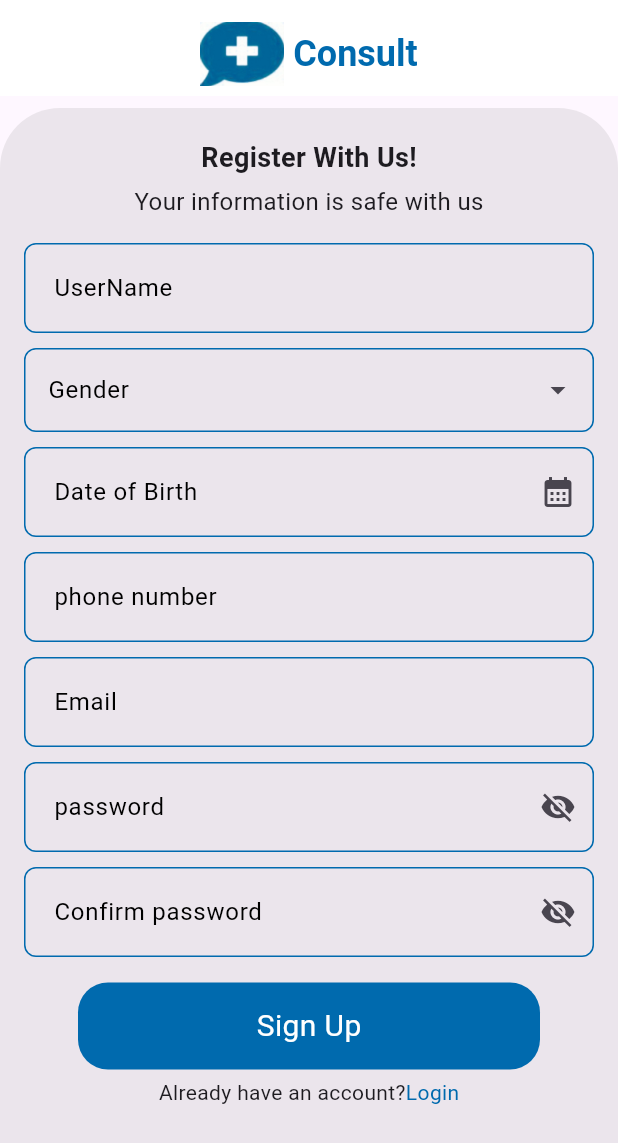
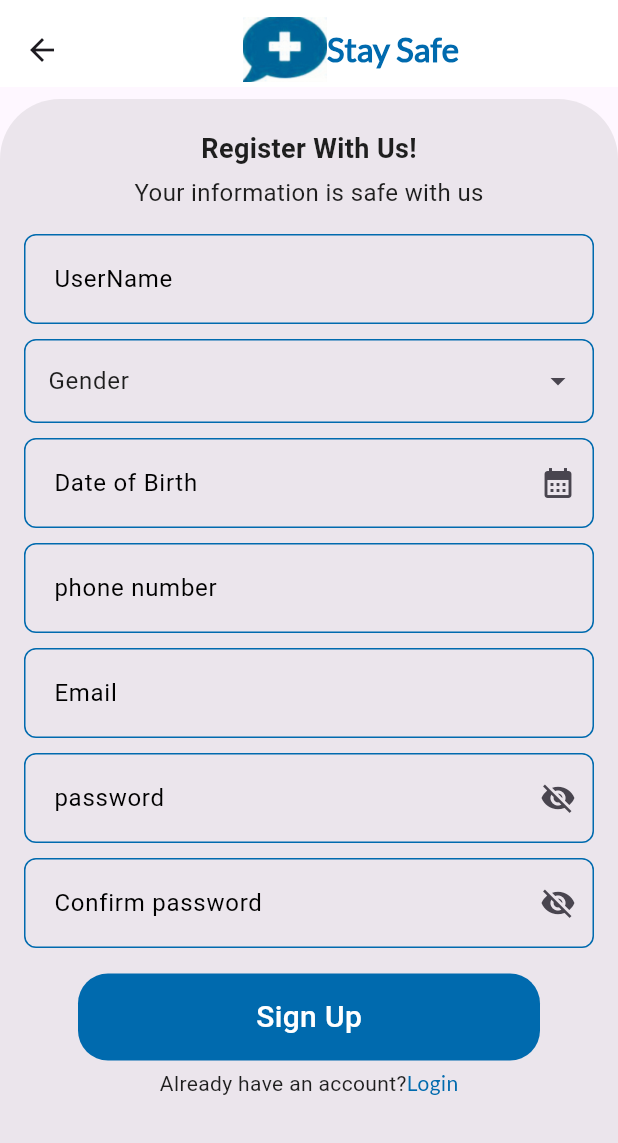
Before and after one commit to khaled365-code/oral_cancer_detection_app, a Flutter app: the LoginPage screen opened by its route, after a tap on "Login", after a tap on "Sign Up", on a phone screen of 412 x 824 dp. Shown: the top 1143 px of the screen. Run offline on Flutter 3.47's test engine with Material 3 defaults, Android fonts, the phone set to English and light mode, and no system bars; our stand-ins replace cached_network_image, dio, font_awesome_flutter, lottie, pinput; network calls fail.

Commit message:
adding text styles ,some refactors

```diff
--- a/lib/core/utilis/app_text_styles.dart
+++ b/lib/core/utilis/app_text_styles.dart
@@ -27,13 +27,13 @@ class AppTextStyles
   static const TextStyle font15 = TextStyle(
       fontSize: 15,
       // fontFamily: 'lato',
-      fontWeight: FontWeight.bold,
+      fontWeight: FontWeight.normal,
       color: AppColors.black);
 
   static const TextStyle font16 = TextStyle(
       fontSize: 16,
       // fontFamily: 'lato',
-      fontWeight: FontWeight.bold,
+      fontWeight: FontWeight.normal,
       color: AppColors.black);
   static const TextStyle font17 = TextStyle(
       fontSize: 17,
@@ -44,11 +44,13 @@ class AppTextStyles
   static const TextStyle font18 = TextStyle(
       fontSize: 18,
       // fontFamily: 'lato',
-      fontWeight: FontWeight.w600,
+      //bold
+      fontWeight: FontWeight.w700,
       color: AppColors.black);
 
   static const TextStyle font20 = TextStyle(
       fontSize: 20,
+      //bold
       fontWeight: FontWeight.w700,
       // fontFamily: 'lato',
       color: AppColors.black);
--- a/lib/core/widgets/custom_app_bar.dart
+++ b/lib/core/widgets/custom_app_bar.dart
@@ -21,10 +21,10 @@ class CustomAppBar extends StatelessWidget {
   Widget build(BuildContext context) {
     return AppBar(
         backgroundColor: AppColors.white,
-        systemOverlayStyle: SystemUiOverlayStyle(
+        systemOverlayStyle:const SystemUiOverlayStyle(
             statusBarColor: AppColors.white
         ),
-        leading: IconButton(icon: Icon(Icons.arrow_back_ios_new,size: 20,color: AppColors.black,),onPressed: (){Navigator.pop(context);}),
+        leading: IconButton(icon:const Icon(Icons.arrow_back_ios_new,size: 20,color: AppColors.black,),onPressed: (){Navigator.pop(context);}),
         title: Text(title,style: AppTextStyles.font20.copyWith(color: AppColors.black),),
         centerTitle: true);
   }
--- a/lib/core/widgets/custom_button.dart
+++ b/lib/core/widgets/custom_button.dart
@@ -1,5 +1,6 @@
 import 'package:flutter/material.dart';
 import 'package:graduation_project/core/utilis/app_colors.dart';
+import 'package:graduation_project/core/utilis/app_text_styles.dart';
 
 class CustomButton extends StatelessWidget {
   CustomButton({super.key , required this.buttonText , this.onTap});
@@ -20,7 +21,9 @@ class CustomButton extends StatelessWidget {
         width:308,
         height:58,
         child: Center(child: Text(buttonText,
-          style:const TextStyle(color: Colors.white,fontSize: 20),
+          style:AppTextStyles.font20.copyWith(
+              color: AppColors.white,
+              fontWeight: FontWeight.w500),
         ),
         ),
       ),
--- a/lib/core/widgets/custom_text_button.dart
+++ b/lib/core/widgets/custom_text_button.dart
@@ -1,5 +1,6 @@
 import 'package:flutter/material.dart';
 import 'package:graduation_project/core/utilis/app_colors.dart';
+import 'package:graduation_project/core/utilis/app_text_styles.dart';
 
 class CustomTextButton extends StatelessWidget {
   CustomTextButton({super.key , required this.textState ,required this.onPressed,this.bIcon});
@@ -29,7 +30,9 @@ class CustomTextButton extends StatelessWidget {
         child: Row(
           children: [
             Text(textState ,
-              style:const TextStyle(fontSize:16, color: Colors.white) ,
+              style:AppTextStyles.font16.copyWith(
+                  color: AppColors.white,
+                 fontWeight: FontWeight.w500) ,
             ),
             const SizedBox(width: 4),
             if (bIcon != null) bIcon!,
--- a/lib/core/widgets/custom_textformfield.dart
+++ b/lib/core/widgets/custom_textformfield.dart
@@ -12,6 +12,7 @@ class CustomTextFormField extends StatefulWidget {
     this.prefixIcon,
     this.inputType,
     this.onChangeee,
+    this.readOnly=false,
   }) : super(key: key);
 
   final String? labelText;
@@ -22,6 +23,7 @@ class CustomTextFormField extends StatefulWidget {
   final Icon? prefixIcon;
   final TextInputType? inputType;
   final Function(String)? onChangeee;
+  final bool readOnly;
 
   @override
   State<CustomTextFormField>  createState() => _CustomTextFormFieldState();
@@ -31,6 +33,7 @@ class _CustomTextFormFieldState extends State<CustomTextFormField> {
   @override
   Widget build(BuildContext context) {
     return TextFormField(
+      readOnly: widget.readOnly,
       controller: widget.controller,
       validator: (value) {
         if (value == null || value.isEmpty) {
--- a/lib/core/widgets/row_title.dart
+++ b/lib/core/widgets/row_title.dart
@@ -1,6 +1,7 @@
 import 'package:flutter/material.dart';
 import 'package:graduation_project/core/utilis/app_assets.dart';
 import 'package:graduation_project/core/utilis/app_colors.dart';
+import 'package:graduation_project/core/utilis/app_text_styles.dart';
 import 'package:graduation_project/core/widgets/custom_container.dart';
 
 class RowTitle extends StatelessWidget {
@@ -10,17 +11,16 @@ class RowTitle extends StatelessWidget {
 
   @override
   Widget build(BuildContext context) {
-    return const Row(
+    return Row(
       mainAxisAlignment: MainAxisAlignment.center,
       children: [
-        CustomContainer(conHeight:43,conWidth:56,conImage:AppAssets.plus),
+        const  CustomContainer(conHeight:43,conWidth:56,conImage:AppAssets.plus),
         Text(
-          ' Consult',
+          'Stay Safe',
           textAlign: TextAlign.center,
-          style: TextStyle(
-            fontSize: 24,
-            fontWeight: FontWeight.bold,
-            color: AppColors.primary,
+          style:AppTextStyles.font22.copyWith(
+              color: AppColors.primary,
+              fontFamily: 'lato',
           ),
         ),
       ],
--- /dev/null
+++ b/lib/features/auth/presentation/views/componants/custom_form_appbar.dart
@@ -0,0 +1,23 @@
+import 'package:flutter/material.dart';
+import 'package:flutter/services.dart';
+import 'package:graduation_project/core/utilis/app_colors.dart';
+import 'package:graduation_project/core/widgets/row_title.dart';
+
+class CustomFormAppBar extends StatelessWidget {
+  const CustomFormAppBar({
+    super.key,
+  });
+
+  @override
+  Widget build(BuildContext context) {
+    return AppBar(
+      systemOverlayStyle:const SystemUiOverlayStyle(
+          statusBarColor: AppColors.white
+      ),
+      elevation: 0,
+      backgroundColor: AppColors.background,
+      title: const RowTitle(),
+      titleSpacing: 0,
+    );
+  }
+}
--- /dev/null
+++ b/lib/features/auth/presentation/views/componants/custom_form_container.dart
@@ -0,0 +1,25 @@
+import 'package:flutter/material.dart';
+
+class CustomFormContainer extends StatelessWidget {
+  const CustomFormContainer({super.key, required this.child});
+
+  final Widget child;
+
+  @override
+  Widget build(BuildContext context) {
+    return Center(
+      child: Container(
+        height: double.infinity,
+        width: double.infinity,
+        decoration: BoxDecoration(
+          color: Colors.grey.withOpacity(0.2),
+          borderRadius: const BorderRadius.only(
+            topRight: Radius.circular(40),
+            topLeft: Radius.circular(40),
+          ),
+        ),
+        child: child,
+      ),
+    );
+  }
+}
--- a/lib/features/auth/presentation/views/componants/gender_textfield.dart
+++ b/lib/features/auth/presentation/views/componants/gender_textfield.dart
@@ -1,5 +1,6 @@
 import 'package:flutter/material.dart';
 import 'package:graduation_project/core/utilis/app_colors.dart';
+import 'package:graduation_project/core/utilis/app_text_styles.dart';
 
 class GenderSelectTextField extends StatefulWidget {
   const  GenderSelectTextField({super.key ,});
@@ -20,13 +21,9 @@ class _GenderSelectTextFieldState extends State<GenderSelectTextField> {
       style:const TextStyle( color: Colors.black ,),
       decoration: InputDecoration(
         labelText:'Gender',
-        labelStyle:const TextStyle(
-          color: Colors.black ,
-          fontSize: 16 ,) ,
+        labelStyle:AppTextStyles.font16,
         hintText:'Select Gender',
-        hintStyle:const TextStyle(
-          color: Colors.black ,
-          fontSize:16 ,) ,
+        hintStyle:AppTextStyles.font16,
         enabledBorder: OutlineInputBorder(
           borderRadius: BorderRadius.circular(8),
           borderSide:const BorderSide(color:AppColors.primary),
--- a/lib/features/auth/presentation/views/log_as_screen.dart
+++ b/lib/features/auth/presentation/views/log_as_screen.dart
@@ -2,6 +2,7 @@ import 'package:flutter/material.dart';
 import 'package:graduation_project/core/routes/app_routes.dart';
 import 'package:graduation_project/core/utilis/app_assets.dart';
 import 'package:graduation_project/core/utilis/app_colors.dart';
+import 'package:graduation_project/core/utilis/app_text_styles.dart';
 import 'package:graduation_project/core/utilis/commons.dart';
 import 'package:graduation_project/core/widgets/custom_container.dart';
 import 'package:graduation_project/core/widgets/custom_text_button.dart';
@@ -23,8 +24,8 @@ class LogAs extends StatelessWidget{
             children: [
               const CustomContainer(conHeight:220,conWidth:230,conImage:AppAssets.logAs),
               const SizedBox(height:10,),
-              const Text('Please Tell Us Are You ' ,
-                style: TextStyle(fontSize:18,fontWeight: FontWeight.bold),
+              Text('Please Tell Us Are You ' ,
+                style: AppTextStyles.font18.copyWith(fontFamily: 'lato'),
               ),
               const SizedBox(height:20,),
               Row(
@@ -46,7 +47,6 @@ class LogAs extends StatelessWidget{
         ),
       ),
 
-
     );
 
   }
--- a/lib/features/auth/presentation/views/login_screen.dart
+++ b/lib/features/auth/presentation/views/login_screen.dart
@@ -2,11 +2,13 @@ import 'package:flutter/material.dart';
 import 'package:graduation_project/core/routes/app_routes.dart';
 import 'package:graduation_project/core/utilis/app_assets.dart';
 import 'package:graduation_project/core/utilis/app_colors.dart';
+import 'package:graduation_project/core/utilis/app_text_styles.dart';
 import 'package:graduation_project/core/utilis/commons.dart';
 import 'package:graduation_project/core/widgets/custom_button.dart';
 import 'package:graduation_project/core/widgets/custom_container.dart';
 import 'package:graduation_project/core/widgets/custom_textformfield.dart';
-import 'package:graduation_project/core/widgets/row_title.dart';
+import 'package:graduation_project/features/auth/presentation/views/componants/custom_form_appbar.dart';
+import 'package:graduation_project/features/auth/presentation/views/componants/custom_form_container.dart';
 
 class LoginPage extends StatefulWidget{
   const LoginPage({super.key});
@@ -25,49 +27,36 @@ class _LoginPageState extends State<LoginPage> {
     return Padding(
       padding: const EdgeInsets.only(top: 8),
       child: Scaffold(
-        appBar: AppBar(
-          automaticallyImplyLeading: false,
-          elevation: 0,
-          backgroundColor: AppColors.background,
-          title: const RowTitle(),
-          titleSpacing: 0,
-        ),
+        appBar: const PreferredSize(preferredSize: Size(double.infinity, 50),
+            child:CustomFormAppBar()),
         body: Padding(
           padding: const EdgeInsets.only(top: 8),
           child: Form(
             key: formKey,
-            child: Center(
-              child: Container(
-                height: double.infinity,
-                width: double.infinity,
-                decoration: BoxDecoration(
-                  color: Colors.grey.withOpacity(0.2),
-                  borderRadius: const BorderRadius.only(
-                    topRight: Radius.circular(40),
-                    topLeft: Radius.circular(40),
-                  ),
-                ),
+            child: CustomFormContainer(
               child: Padding(
                 padding: const EdgeInsets.only(top: 20, right: 16, left: 16),
                 child: SingleChildScrollView(
                   child: Column(
                     children: [
                      const Text('Login',
-                          style: TextStyle(fontSize: 20,
-                              fontWeight: FontWeight.bold),
+                        style:AppTextStyles.font20,
                       ),
                       const SizedBox(height: 8,),
                       const Text('  Welcome Back!',
-                          style: TextStyle(fontSize: 20,
-                              fontWeight: FontWeight.bold),),
+                        style:AppTextStyles.font20,
+                      ),
                       const SizedBox(height: 16,),
                       const CustomContainer(conHeight:150,conWidth: 170,conImage:AppAssets.login1,),
                       const SizedBox(height: 18,),
-                        CustomTextFormField(labelText: 'Email',
+                      const CustomTextFormField(
+                          labelText: 'Email',
                           hintText: 'Enter your email'),
                       const SizedBox(height: 8,),
-                        CustomTextFormField(labelText: 'Password',
-                          hintText: 'Enter Your password', obscureValue: isSecured,
+                      CustomTextFormField
+                        (labelText: 'Password',
+                        hintText: 'Enter Your password',
+                        obscureValue: isSecured,
                         suffixIcon: IconButton(onPressed: () {
                           isSecured = !isSecured;
                           setState(() {});
@@ -77,13 +66,14 @@ class _LoginPageState extends State<LoginPage> {
                         ),
                       ),
                       const SizedBox(height: 8,),
-                        TextButton(onPressed: () {
+                      TextButton(
+                        onPressed: () {
                         navigate(context: context, route: Routes.sendCode);
                         },
-                          child: const Text('Forget Password?',
-                            style: TextStyle(
+                        child:Text('Forget Password?',
+                          style:AppTextStyles.font18.copyWith(
                               color:AppColors.primary,
-                              fontSize: 18,
+                              fontWeight: FontWeight.w600
                           ),
                         ),
                       ),
@@ -100,13 +90,16 @@ class _LoginPageState extends State<LoginPage> {
                       Row(
                         mainAxisAlignment: MainAxisAlignment.center,
                         children: [
-                            const Text("Don't have an account ?"),
+                          const Text("Don't have an account ?",
+                                style: AppTextStyles.font14,),
                           GestureDetector(
                             onTap: () {
                               navigate(context: context, route: Routes.registerScreen);
                             },
-                              child: const Text('Sign Up',
-                                style: TextStyle(color: AppColors.primary),
+                            child:Text('Sign Up',
+                              style:AppTextStyles.font14.copyWith(
+                                  color: AppColors.primary,
+                                  fontFamily: 'lato'),
                             ),
                           ),
                         ],
@@ -117,8 +110,8 @@ class _LoginPageState extends State<LoginPage> {
                   ),
                 ),
               ),
-              ),
-            ),
+            )
+
               ),
             ),
           ),
--- a/lib/features/auth/presentation/views/regisrer_screen.dart
+++ b/lib/features/auth/presentation/views/regisrer_screen.dart
@@ -1,13 +1,13 @@
 import 'package:flutter/material.dart';
 import 'package:graduation_project/core/routes/app_routes.dart';
 import 'package:graduation_project/core/utilis/app_colors.dart';
+import 'package:graduation_project/core/utilis/app_text_styles.dart';
 import 'package:graduation_project/core/utilis/commons.dart';
 import 'package:graduation_project/core/widgets/custom_button.dart';
 import 'package:graduation_project/core/widgets/custom_textformfield.dart';
-import 'package:graduation_project/core/widgets/row_title.dart';
-
+import 'package:graduation_project/features/auth/presentation/views/componants/custom_form_appbar.dart';
+import 'package:graduation_project/features/auth/presentation/views/componants/custom_form_container.dart';
 import 'package:intl/intl.dart';
-
 import 'componants/date_function.dart';
 import 'componants/gender_textfield.dart';
 
@@ -46,40 +46,26 @@ class _RegisterPageState extends State<RegisterPage> {
     return Padding(
       padding: const EdgeInsets.only(top: 8),
       child: Scaffold(
-        appBar:AppBar(
-          automaticallyImplyLeading: false,
-          elevation: 0,
-          backgroundColor: AppColors.background,
-          title: const RowTitle(),
-          titleSpacing: 0,
+        appBar:const PreferredSize(
+            preferredSize: Size(double.infinity, 50),
+            child:CustomFormAppBar()
            ),
         body: Padding(
           padding: const EdgeInsets.only(top:8),
           child: Form (
             key: formKey,
-            child: Center(
-              child: Container(
-                height: double.infinity,
-                width:double.infinity,
-                decoration:BoxDecoration(
-                  color: Colors.grey.withOpacity(0.2),
-                  borderRadius:const BorderRadius.only(
-                    topRight:Radius.circular(40),
-                    topLeft:Radius.circular(40),
-                  ),
-                ),
+            child:CustomFormContainer(
               child: Padding(
                 padding: const EdgeInsets.only(top: 20,right: 16,left: 16),
                 child: SingleChildScrollView(
                   child: Column(
                     children: [
                      const Text('Register With Us!',
-                          style:TextStyle(fontSize:18,
-                              fontWeight: FontWeight.bold),
+                        style:AppTextStyles.font18
                       ),
                       const SizedBox(height:5,),
                       const Text('Your information is safe with us',
-                          style:TextStyle(fontSize:16,),
+                        style:AppTextStyles.font16,
                       ),
                       const SizedBox(height:16,),
                       const CustomTextFormField(labelText:'UserName', hintText:'Enter your name'),
@@ -87,8 +73,10 @@ class _RegisterPageState extends State<RegisterPage> {
                       const GenderSelectTextField(),
                       const SizedBox(height:10,),
                       CustomTextFormField(labelText:'Date of Birth', hintText:'mm/dd/yyyy',
+                        readOnly: true,
                         controller: dateController,
-                          suffixIcon:IconButton(onPressed:_selectDate,
+                        suffixIcon:IconButton(
+                            onPressed:_selectDate,
                             icon:const Icon(Icons.calendar_month)) ,
                       ),
                       const SizedBox(height:10,),
@@ -97,7 +85,8 @@ class _RegisterPageState extends State<RegisterPage> {
                       const CustomTextFormField(labelText:'Email', hintText:'Enter your email'),
                       const SizedBox(height:10,),
                       CustomTextFormField(labelText:'password', hintText:'Enter your name',
-                          suffixIcon:IconButton(onPressed: (){
+                        suffixIcon:IconButton(
+                          onPressed: (){
                           isSecured=!isSecured ;
                           setState(() {});
                         },
@@ -106,16 +95,19 @@ class _RegisterPageState extends State<RegisterPage> {
                       ),
                       const SizedBox(height:10,),
                       CustomTextFormField(labelText: 'Confirm password', hintText:'Confirm password',
-                          suffixIcon:IconButton(onPressed: (){
+                        suffixIcon:IconButton(
+                          onPressed: (){
                           isSecured=!isSecured ;
                           setState(() {});
                         },
                           icon:isSecured?const Icon(Icons.visibility_off):
                           const Icon(Icons.visibility) ,),),
                       const SizedBox(height:17,),
-                        CustomButton(buttonText:'Sign Up' , onTap:(){
+                      CustomButton(buttonText:'Sign Up' ,
+                        onTap:(){
                         if(formKey.currentState!.validate()){
                           print('Register done');
+                          navigate(context: context, route: Routes.logAs);
                           // here signup user function preformed like chat app
                         }
                       },),
@@ -123,12 +115,16 @@ class _RegisterPageState extends State<RegisterPage> {
                       Row(
                         mainAxisAlignment: MainAxisAlignment.center,
                         children: [
-                            const Text("Already have an account?"),
+                          const Text("Already have an account?",
+                          style: AppTextStyles.font14,),
                           GestureDetector(
                             onTap: (){
                               navigate(context: context, route: Routes.logAs);
                             },
-                              child:const Text('Login',style:TextStyle(color:AppColors.primary),
+                            child:Text('Login',
+                              style:AppTextStyles.font14.copyWith(
+                                  color: AppColors.primary,
+                                  fontFamily: 'lato'),
                             ),
                           ),
 
@@ -142,9 +138,9 @@ class _RegisterPageState extends State<RegisterPage> {
             ),
           ),
                ),
+
           ),
 
-      ),
     );
   }
 }
--- a/lib/features/home/presentation/views/componants/upload_image_body.dart
+++ b/lib/features/home/presentation/views/componants/upload_image_body.dart
@@ -26,11 +26,13 @@ class UploadImageBody extends StatelessWidget {
           Row(
             mainAxisAlignment: MainAxisAlignment.spaceEvenly,
             children: [
-              CustomTextButton(textState:'UPLOAD',
+              CustomTextButton(
+                  textState:'UPLOAD',
                   bIcon:const Icon(Icons.upload ,color: Colors.white,),
                   onPressed:(){}),
               //const SizedBox(width:16,),
-              CustomTextButton(textState:'NEXT',
+              CustomTextButton(
+                textState:'NEXT',
                 bIcon:const Icon(Icons.arrow_forward_rounded ,color: Colors.white,) ,
                 onPressed:(){
                 navigate(context: context, route: Routes.radioQueastion);
--- a/lib/features/home/presentation/views/home_screen.dart
+++ b/lib/features/home/presentation/views/home_screen.dart
@@ -49,9 +49,9 @@ class _HomePageState extends State<HomePage> {
       bottomNavigationBar: BottomNavigationBar(
         type: BottomNavigationBarType.fixed,
         currentIndex:selectedIndex ,
-        selectedItemColor:Colors.grey,
-        backgroundColor:AppColors.primary,
-        unselectedItemColor: Colors.white,
+        selectedItemColor:AppColors.primary,
+        backgroundColor:AppColors.white,
+        unselectedItemColor:AppColors.black,
         onTap: onItemTapped,
         items:const [
           BottomNavigationBarItem(icon: Icon(FontAwesomeIcons.stethoscope),
```
Also changed, not shown: lib/features/home/presentation/views/componants/doctor_card.dart (+12 -21 lines), lib/features/splash/presentation/views/splash_screen.dart (+9 -17 lines), pubspec.lock, 1 other file. Lines whose indentation alone changed are shown as unchanged.
